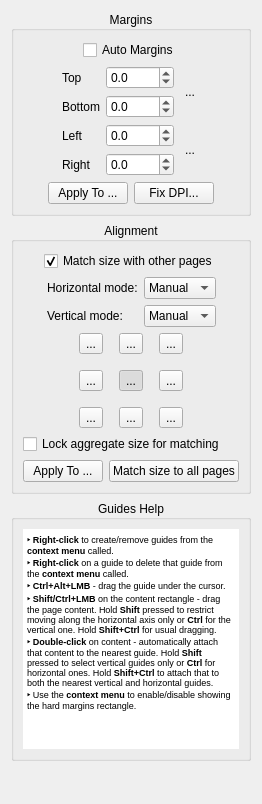
Before: the Qt Designer form src/core/filters/page_layout/OptionsWidget.ui in ImageProcessing-ElectronicPublications/scantailor-advanced, drawn with Qt 5.
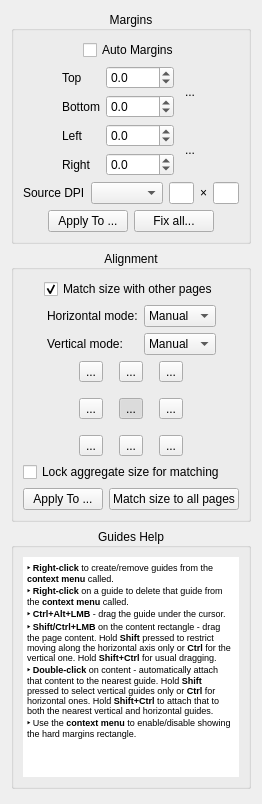
After: the same form once the commit is applied. Icons and pictures are not drawn. Custom widgets are drawn as their Qt base class.

Commit message:
feat(page_layout): inline source DPI in Margins panel (#93)
Closes #93

What changed in the file:
```diff
--- a/src/core/filters/page_layout/OptionsWidget.ui
+++ b/src/core/filters/page_layout/OptionsWidget.ui
@@ -276,6 +276,47 @@
         </item>
        </layout>
       </item>
+      <item>
+       <layout class="QHBoxLayout" name="sourceDpiLayout">
+        <item>
+         <widget class="QLabel" name="sourceDpiLabel">
+          <property name="text">
+           <string>Source DPI</string>
+          </property>
+         </widget>
+        </item>
+        <item>
+         <widget class="QComboBox" name="sourceDpiCombo"/>
+        </item>
+        <item>
+         <widget class="QLineEdit" name="sourceXDpi">
+          <property name="maximumSize">
+           <size>
+            <width>40</width>
+            <height>16777215</height>
+           </size>
+          </property>
+         </widget>
+        </item>
+        <item>
+         <widget class="QLabel" name="sourceDpiTimesLabel">
+          <property name="text">
+           <string notr="true">×</string>
+          </property>
+         </widget>
+        </item>
+        <item>
+         <widget class="QLineEdit" name="sourceYDpi">
+          <property name="maximumSize">
+           <size>
+            <width>40</width>
+            <height>16777215</height>
+           </size>
+          </property>
+         </widget>
+        </item>
+       </layout>
+      </item>
       <item>
        <layout class="QHBoxLayout" name="horizontalLayout_5">
         <item>
@@ -301,7 +342,7 @@
         <item>
          <widget class="QPushButton" name="fixDpiBtn">
           <property name="text">
-           <string>Fix DPI...</string>
+           <string>Fix all...</string>
           </property>
          </widget>
         </item>
```
The commit also changes 3 other files.
